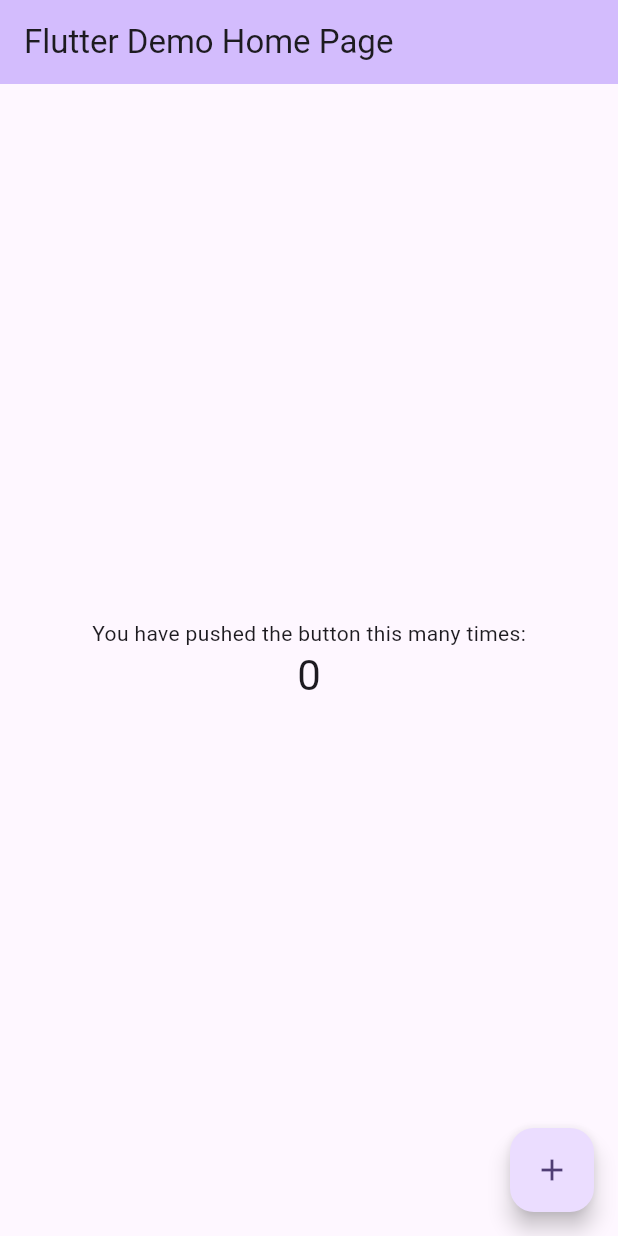
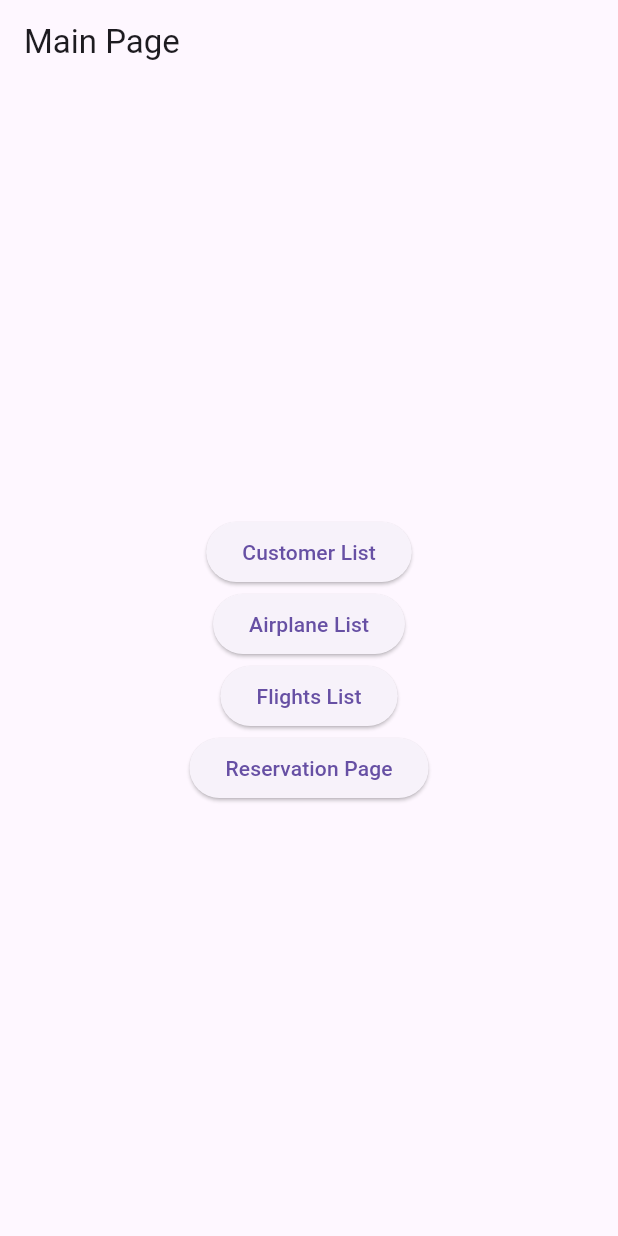
Before and after one commit to jo-walker/flutter_final_project, a Flutter app: the screen it shows after launch, on a phone screen of 412 x 824 dp. Run offline on Flutter 3.47's test engine with Material 3 defaults, Android fonts, the phone set to English and light mode, and no system bars.

Commit message:
main page done in main.dart

```diff
--- a/lib/main.dart
+++ b/lib/main.dart
@@ -1,125 +1,128 @@
 import 'package:flutter/material.dart';
 
 void main() {
-  runApp(const MyApp());
+  runApp(MyApp());
 }
 
 class MyApp extends StatelessWidget {
-  const MyApp({super.key});
-
-  // This widget is the root of your application.
   @override
   Widget build(BuildContext context) {
     return MaterialApp(
-      title: 'Flutter Demo',
+      title: 'Final Project',
       theme: ThemeData(
-        // This is the theme of your application.
-        //
-        // TRY THIS: Try running your application with "flutter run". You'll see
-        // the application has a purple toolbar. Then, without quitting the app,
-        // try changing the seedColor in the colorScheme below to Colors.green
-        // and then invoke "hot reload" (save your changes or press the "hot
-        // reload" button in a Flutter-supported IDE, or press "r" if you used
-        // the command line to start the app).
-        //
-        // Notice that the counter didn't reset back to zero; the application
-        // state is not lost during the reload. To reset the state, use hot
-        // restart instead.
-        //
-        // This works for code too, not just values: Most code changes can be
-        // tested with just a hot reload.
-        colorScheme: ColorScheme.fromSeed(seedColor: Colors.deepPurple),
-        useMaterial3: true,
+        primarySwatch: Colors.blue,
       ),
-      home: const MyHomePage(title: 'Flutter Demo Home Page'),
+      home: MainPage(),
     );
   }
 }
 
-class MyHomePage extends StatefulWidget {
-  const MyHomePage({super.key, required this.title});
-
-  // This widget is the home page of your application. It is stateful, meaning
-  // that it has a State object (defined below) that contains fields that affect
-  // how it looks.
-
-  // This class is the configuration for the state. It holds the values (in this
-  // case the title) provided by the parent (in this case the App widget) and
-  // used by the build method of the State. Fields in a Widget subclass are
-  // always marked "final".
-
-  final String title;
-
-  @override
-  State<MyHomePage> createState() => _MyHomePageState();
-}
-
-class _MyHomePageState extends State<MyHomePage> {
-  int _counter = 0;
-
-  void _incrementCounter() {
-    setState(() {
-      // This call to setState tells the Flutter framework that something has
-      // changed in this State, which causes it to rerun the build method below
-      // so that the display can reflect the updated values. If we changed
-      // _counter without calling setState(), then the build method would not be
-      // called again, and so nothing would appear to happen.
-      _counter++;
-    });
-  }
-
+class MainPage extends StatelessWidget {
   @override
   Widget build(BuildContext context) {
-    // This method is rerun every time setState is called, for instance as done
-    // by the _incrementCounter method above.
-    //
-    // The Flutter framework has been optimized to make rerunning build methods
-    // fast, so that you can just rebuild anything that needs updating rather
-    // than having to individually change instances of widgets.
     return Scaffold(
       appBar: AppBar(
-        // TRY THIS: Try changing the color here to a specific color (to
-        // Colors.amber, perhaps?) and trigger a hot reload to see the AppBar
-        // change color while the other colors stay the same.
-        backgroundColor: Theme.of(context).colorScheme.inversePrimary,
-        // Here we take the value from the MyHomePage object that was created by
-        // the App.build method, and use it to set our appbar title.
-        title: Text(widget.title),
+        title: Text('Main Page'),
       ),
       body: Center(
-        // Center is a layout widget. It takes a single child and positions it
-        // in the middle of the parent.
         child: Column(
-          // Column is also a layout widget. It takes a list of children and
-          // arranges them vertically. By default, it sizes itself to fit its
-          // children horizontally, and tries to be as tall as its parent.
-          //
-          // Column has various properties to control how it sizes itself and
-          // how it positions its children. Here we use mainAxisAlignment to
-          // center the children vertically; the main axis here is the vertical
-          // axis because Columns are vertical (the cross axis would be
-          // horizontal).
-          //
-          // TRY THIS: Invoke "debug painting" (choose the "Toggle Debug Paint"
-          // action in the IDE, or press "p" in the console), to see the
-          // wireframe for each widget.
           mainAxisAlignment: MainAxisAlignment.center,
           children: <Widget>[
-            const Text(
-              'You have pushed the button this many times:',
+            ElevatedButton(
+              onPressed: () {
+                Navigator.push(
+                  context,
+                  MaterialPageRoute(builder: (context) => CustomerListPage()),
+                );
+              },
+              child: Text('Customer List'),
             ),
-            Text(
-              '$_counter',
-              style: Theme.of(context).textTheme.headlineMedium,
+            ElevatedButton(
+              onPressed: () {
+                Navigator.push(
+                  context,
+                  MaterialPageRoute(builder: (context) => AirplaneListPage()),
+                );
+              },
+              child: Text('Airplane List'),
+            ),
+            ElevatedButton(
+              onPressed: () {
+                Navigator.push(
+                  context,
+                  MaterialPageRoute(builder: (context) => FlightsListPage()),
+                );
+              },
+              child: Text('Flights List'),
+            ),
+            ElevatedButton(
+              onPressed: () {
+                Navigator.push(
+                  context,
+                  MaterialPageRoute(builder: (context) => ReservationPage()),
+                );
+              },
+              child: Text('Reservation Page'),
             ),
           ],
         ),
       ),
-      floatingActionButton: FloatingActionButton(
-        onPressed: _incrementCounter,
-        tooltip: 'Increment',
-        child: const Icon(Icons.add),
-      ), // This trailing comma makes auto-formatting nicer for build methods.
     );
   }
 }
+
+class CustomerListPage extends StatelessWidget {
+  @override
+  Widget build(BuildContext context) {
+    return Scaffold(
+      appBar: AppBar(
+        title: Text('Customer List Page'),
+      ),
+      body: Center(
+        child: Text('Customer List Page Content'),
+      ),
+    );
+  }
+}
+
+class AirplaneListPage extends StatelessWidget {
+  @override
+  Widget build(BuildContext context) {
+    return Scaffold(
+      appBar: AppBar(
+        title: Text('Airplane List Page'),
+      ),
+      body: Center(
+        child: Text('Airplane List Page Content'),
+      ),
+    );
+  }
+}
+
+class FlightsListPage extends StatelessWidget {
+  @override
+  Widget build(BuildContext context) {
+    return Scaffold(
+      appBar: AppBar(
+        title: Text('Flights List Page'),
+      ),
+      body: Center(
+        child: Text('Flights List Page Content'),
+      ),
+    );
+  }
+}
+
+class ReservationPage extends StatelessWidget {
+  @override
+  Widget build(BuildContext context) {
+    return Scaffold(
+      appBar: AppBar(
+        title: Text('Reservation Page'),
+      ),
+      body: Center(
+        child: Text('Reservation Page Content'),
+      ),
+    );
+  }
+}
--- a/pubspec.yaml
+++ b/pubspec.yaml
@@ -31,7 +31,9 @@ dependencies:
   flutter:
     sdk: flutter
 
-
+  sqflite: ^2.0.0+4
+  path_provider: ^2.0.9
+  provider: ^6.0.3
   # The following adds the Cupertino Icons font to your application.
   # Use with the CupertinoIcons class for iOS style icons.
   cupertino_icons: ^1.0.6
```
Also changed, not shown: 1 other file.
